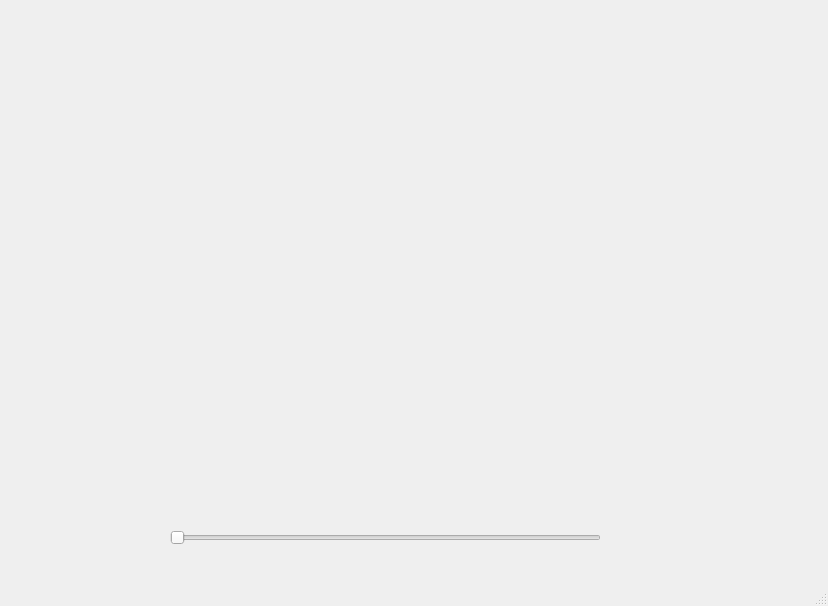
Qt form 05_test/05_QTFramework/01_sinewave/sinewave/mainwindow.ui (LF-RoGu/ResearchProject) before a commit.
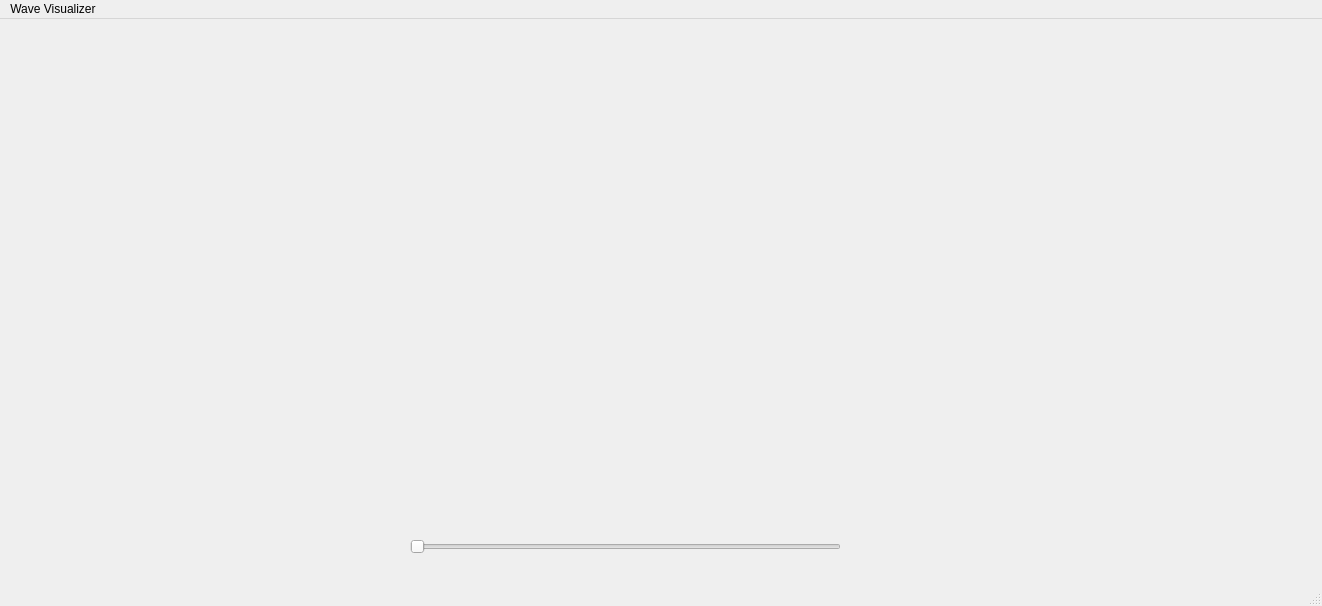
The same form after that commit. Custom widgets are drawn as their Qt base class.

Commit message: implemented 2 functions plots

```diff
--- a/05_test/05_QTFramework/01_sinewave/sinewave/mainwindow.ui
+++ b/05_test/05_QTFramework/01_sinewave/sinewave/mainwindow.ui
@@ -6,7 +6,7 @@
    <rect>
     <x>0</x>
     <y>0</y>
-    <width>828</width>
+    <width>1322</width>
     <height>606</height>
    </rect>
   </property>
@@ -17,8 +17,8 @@
    <widget class="QSlider" name="horizontalSlider">
     <property name="geometry">
      <rect>
-      <x>170</x>
-      <y>530</y>
+      <x>410</x>
+      <y>520</y>
       <width>431</width>
       <height>16</height>
      </rect>
@@ -43,16 +43,38 @@
      </size>
     </property>
    </widget>
+   <widget class="PlotWidget" name="plotWidget_2" native="true">
+    <property name="geometry">
+     <rect>
+      <x>630</x>
+      <y>120</y>
+      <width>431</width>
+      <height>361</height>
+     </rect>
+    </property>
+    <property name="minimumSize">
+     <size>
+      <width>400</width>
+      <height>300</height>
+     </size>
+    </property>
+   </widget>
   </widget>
   <widget class="QMenuBar" name="menubar">
    <property name="geometry">
     <rect>
      <x>0</x>
      <y>0</y>
-     <width>828</width>
+     <width>1322</width>
      <height>21</height>
     </rect>
    </property>
+   <widget class="QMenu" name="menuWave_Visualizer">
+    <property name="title">
+     <string>Wave Visualizer</string>
+    </property>
+   </widget>
+   <addaction name="menuWave_Visualizer"/>
   </widget>
   <widget class="QStatusBar" name="statusbar"/>
  </widget>
```
Left out of the diff: 2 changed lines with no effect on the pictures. The commit also changes 5 other files.
